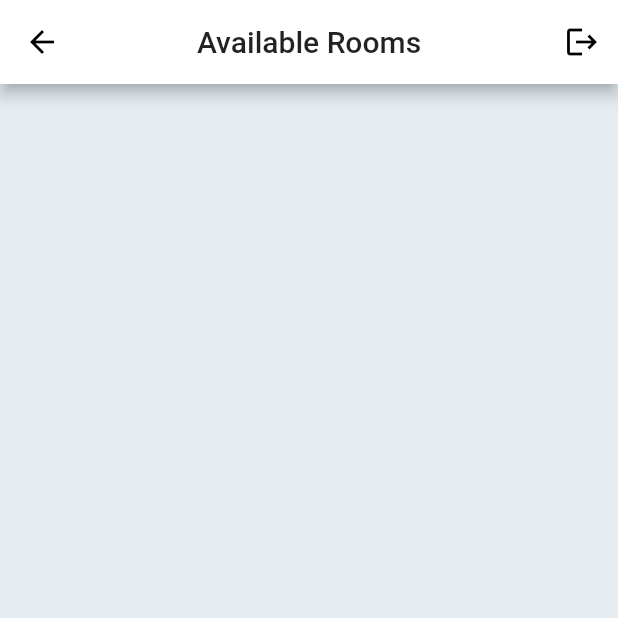
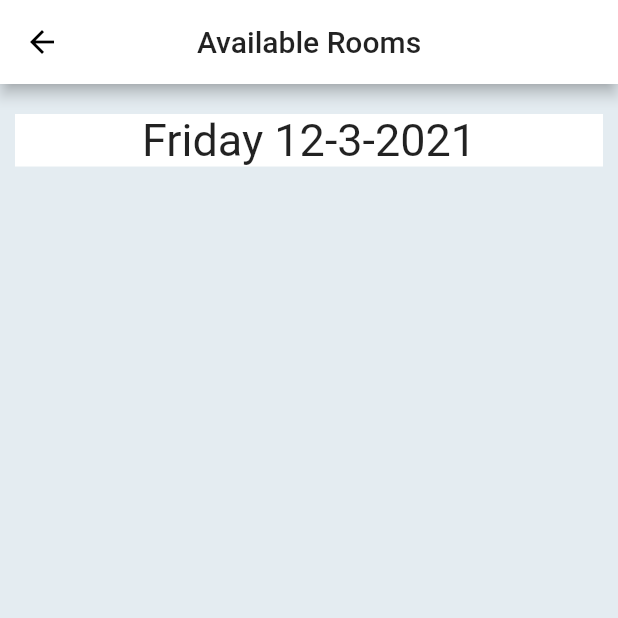
Before and after one commit to team-confidance/Make-up_Class_Schedule_app, a Flutter app: the RoutineScreen screen opened directly, after a tap on the "add" icon, on a phone screen of 412 x 824 dp, the top half of it. Run offline on Flutter 3.47's test engine with Material 2 defaults, Android fonts, the phone set to English and light mode, and no system bars; our stand-ins replace firebase_auth, firebase_core, firebase_database, fluttertoast; missing offline and left inert: firebase_auth_web, firebase_core_web; accounts and stored records are empty.

Commit message:
modified Firebase DB, fetched changed data in routine screen, fetched data in "Available screen" but some bugs remained.

```diff
--- a/lib/available_screen.dart
+++ b/lib/available_screen.dart
@@ -1,10 +1,8 @@
 import 'package:firebase_database/firebase_database.dart';
 import 'package:flutter/material.dart';
-import 'package:flutter_app/model/item_tile.dart';
-import 'package:flutter_app/model/schedule_item.dart';
-import 'package:firebase_auth/firebase_auth.dart';
-
-import 'auth_screen.dart';
+import 'package:flutter_app/model/available_item.dart';
+import 'package:flutter_app/model/available_item_tile.dart';
+import 'package:intl/intl.dart';
 
 class AvailableScreen extends StatefulWidget {
   @override
@@ -12,75 +10,114 @@ class AvailableScreen extends StatefulWidget {
 }
 
 class _AvailableScreenState extends State<AvailableScreen> {
-  final database = FirebaseDatabase.instance.reference().child("TodayClass");
-  List<ScheduleItem> dummyData = [];
+  final availableRoomDb = FirebaseDatabase.instance.reference().child("AvailableRooms");
+  final bookedRoomsDb = FirebaseDatabase.instance.reference().child("BookedRooms");
+  List<AvailableItem> dummyData = [];
 
   @override
   void initState() {
     super.initState();
-    database.once().then((DataSnapshot snapshot){
-      var data = snapshot.value;
+
+    DateTime date = DateTime.now();
+    var today = DateFormat('EEEE').format(date);
+
+    availableRoomDb.child(today).once().then((DataSnapshot snapshot){
       var values = snapshot.value;
-      // var keys = snapshot.value.keys;
+      print("AVAILABLE values = ${values}");
       dummyData.clear();
-      print("DATA...... = .....$data");
-      print("VALUES...... = .....$values");
-      /*print("KEYS...... = .....$keys");
-      print("VALUES...... = .....$values");*/
 
       for(var value in values){
-        print("value = $value");
-        print("value = ${value["courseId"]}");
-        print("value type = ${value.runtimeType}");
-        print("value[courseId] type = ${value["courseId"].runtimeType}");
-        // print("value = ${value.courseId}");
-
-        /*Map itemMap = jsonDecode(value);
-        print("itemMap = $itemMap");
-        var item = ScheduleItem.fromJson(itemMap);*/
-        // var item = ScheduleItem.fromJson(value);
-        // print("ITEM BEFORE = $item");
-
-
-        var item = ScheduleItem();
-        item.courseId = value["courseId"] == null ? "" : value["courseId"];
+        var item = AvailableItem();
         item.endTime = value["endTime"] == null ? "" : value["endTime"];
         item.roomNo = value["roomNo"] == null ? "" : value["roomNo"];
         item.startTime = value["startTime"] == null ? "" : value["startTime"];
-        item.status = value["status"] == null ? "" : value["status"];
-
-
-
-        /*item.courseId = value.courseId == null ? "" : value.courseId;
-        item.endTime = value.endTime == null ? "" : value.endTime;
-        item.roomNo = value.roomNo == null ? "" : value.roomNo;
-        item.startTime = value.startTime == null ? "" : value.startTime;
-        item.status = value.status == null ? "" : value.status;*/
-        print("ITEM = $item");
-        dummyData.add(item);
-      }
-      /*try{
-      data.forEach((key, value){
-        // if(value != null && key != null){
-
-        print("ss5...............................................");
-        print("ss5...............................................");
-        ScheduleItem item = ScheduleItem(
-          courseId: value['courseId'],
-          startTime: value['startTime'],
-          endTime: value['endTime'],
-          status: value['status'],
-          roomNo: value['roomNo'],
-        );
 
         dummyData.add(item);
       }
-      // }
+      print(".............................FINISHED LOOOP!!!");
+      setState(() {
+      });
+    });
+
+    today = "${date.day}-${date.month}-${date.year}";
+    bookedRoomsDb.child(today).once().then((DataSnapshot snapshot){
+      var values = snapshot.value;
+      print("BOOKED values = $values");
+
+      for(var value in values){
+        var item = AvailableItem();
+        item.endTime = value["endTime"] == null ? "" : value["endTime"];
+        item.roomNo = value["roomNo"] == null ? "" : value["roomNo"];
+        item.startTime = value["startTime"] == null ? "" : value["startTime"];
+
+        dummyData.remove(item);
+      }
+      print(".............................FINISHED LOOOP!!!");
+      setState(() {
+      });
+    });
+  }
+
+  DateTime selectedDate = DateTime.now();
+  var days = [
+    "Sunday",
+    "Monday",
+    "Tuesday",
+    "Wednesday",
+    "Thursday",
+    "Friday",
+    "Saturday"
+  ];
+  var dayName = "";
+
+  Future<Null> _selectDate(BuildContext context) async {
+    final DateTime picked = await showDatePicker(
+      context: context,
+      initialDate: selectedDate,
+      firstDate: DateTime(2020),
+      lastDate: DateTime(2100),
     );
+    if (picked != null && picked != selectedDate)
+      setState(() {
+        selectedDate = picked;
+        dayName = days[selectedDate.weekday];
+        _resetData(dayName, selectedDate);
+      });
   }
-      catch(e){
-        print("EXCEPTION ===  $e");
-      }*/
+
+  void _resetData(String today, DateTime selectedDate) {
+    dummyData.clear();
+
+    availableRoomDb.child(today).once().then((DataSnapshot snapshot){
+      var values = snapshot.value;
+      dummyData.clear();
+
+      for(var value in values){
+        var item = AvailableItem();
+        item.endTime = value["endTime"] == null ? "" : value["endTime"];
+        item.roomNo = value["roomNo"] == null ? "" : value["roomNo"];
+        item.startTime = value["startTime"] == null ? "" : value["startTime"];
+
+        dummyData.add(item);
+      }
+      print(".............................FINISHED LOOOP!!!");
+      setState(() {
+      });
+    });
+
+    today = "${selectedDate.day}-${selectedDate.month}-${selectedDate.year}";
+    bookedRoomsDb.child(today).once().then((DataSnapshot snapshot){
+      var values = snapshot.value;
+
+      for(var value in values){
+        var item = AvailableItem();
+        item.endTime = value["endTime"] == null ? "" : value["endTime"];
+        item.roomNo = value["roomNo"] == null ? "" : value["roomNo"];
+        item.startTime = value["startTime"] == null ? "" : value["startTime"];
+
+        dummyData.remove(item);
+      }
+      print(".............................FINISHED LOOOP!!!");
       setState(() {
       });
     });
@@ -90,34 +127,70 @@ class _AvailableScreenState extends State<AvailableScreen> {
   Widget build(BuildContext context) {
     var _width = MediaQuery.of(context).size.width;
     var _height = MediaQuery.of(context).size.height;
-    return SafeArea(
-      child: Scaffold(
+    return Scaffold(
         appBar: AppBar(
           title: Text("Available Rooms"),
           centerTitle: true,
-          actions: <Widget>[
-            IconButton(
-                icon: Icon(Icons.logout),
-                onPressed: () {
-                  FirebaseAuth.instance.signOut();
-                  Navigator.of(context).push(
-                      MaterialPageRoute(builder: (context) => AuthScreen()));
-                })
-          ],
         ),
         body: Container(
+          height: _height,
           decoration: BoxDecoration(color: Color(0xFFE4ECF1)),
-          height: _height,
+          padding: EdgeInsets.symmetric(horizontal: 10),
+          child: Column(
+            children: <Widget>[
+              Container(
+                margin: EdgeInsets.symmetric(vertical: 20),
+                child: GestureDetector(
+                  onTap: () {
+                    _selectDate(context);
+                  },
+                  child: Container(
                     width: _width,
+                    child: Center(
+                      child: Text(
+                        "${days[selectedDate.weekday]} ${selectedDate.day}-${selectedDate.month}-${selectedDate.year}",
+                        style: TextStyle(fontSize: 30),
+                      ),
+                    ),
+                    decoration: BoxDecoration(
+                      color: Colors.white,
+                      /*image: DecorationImage(fit: BoxFit.cover,
+                    image: AssetImage("assets/images/text_bg.png",),
+                  ),*/
+                    ),
+                  ),
+                ),
+                //child: SfCalendar(view: CalendarView.month,),
+              ),
+              /*Row(
+                mainAxisAlignment: MainAxisAlignment.spaceBetween,
+                children: <Widget>[
+                  Text("Routine", style: TextStyle(fontSize: 26)),
+                  *//*GestureDetector(
+                    onTap: (){
+                      Navigator.of(context).push(MaterialPageRoute(
+                          builder: (context) => AvailableScreen()));
+                    },
+                    child: Container(
+                      margin: EdgeInsets.only(right: 10),
+                      padding: EdgeInsets.all(5),
+                      decoration: BoxDecoration(color: Colors.white,borderRadius: BorderRadius.circular(10)),
+                      child: Icon(Icons.add),
+                    ),
+                  ),*//*
+                ],
+              ),*/
+              Expanded(
                 child: ListView.builder(
                   itemCount: dummyData.length,
                   itemBuilder: (context, i) => Container(
                     margin: EdgeInsets.symmetric(horizontal: 10, vertical: 5),
-              child: ItemTile(dummyData[i]),
+                    child: AvailableItemTile(dummyData[i]),
                   ),
                 ),
               ),
+            ],
           ),
-    );
+        ));
   }
 }
--- /dev/null
+++ b/lib/model/available_item.dart
@@ -0,0 +1,13 @@
+class AvailableItem {
+  var startTime = "09:00AM";
+  var endTime = "12:00PM";
+  var roomNo = "123";
+  var status = "available";
+
+  AvailableItem({this.startTime, this.endTime, this.roomNo, this.status});
+  AvailableItem.fromJson(Map<dynamic, dynamic> json)
+      : startTime = json['startTime'],
+        endTime = json['endTime'],
+        roomNo = json['roomNo'],
+        status = json['status'];
+}
--- a/lib/model/schedule_item.dart
+++ b/lib/model/schedule_item.dart
@@ -20,7 +20,7 @@ class ScheduleItem {
 }
 
 
-List<ScheduleItem> dummyData=[
+/*List<ScheduleItem> dummyData=[
   ScheduleItem(courseId: "CSE-2211",courseName: "Introduction to Computer",startTime: "10:30AM",endTime: "12:00PM",status:"Upcoming", roomNo: "309"),
   ScheduleItem(courseId: "EEE-1233",courseName: "Electric & Electronics I",startTime: "11:30AM",endTime: "01:00PM",status:"Upcoming", roomNo: "309"),
   ScheduleItem(courseId: "PHY-2211",courseName: "Fundamentals of Physics",startTime: "12:30PM",endTime: "02:00PM",status:"Running", roomNo: "309"),
@@ -38,4 +38,4 @@ List<ScheduleItem> dummyData=[
   ScheduleItem(courseId: "ENG-2211",courseName: "Introduction to Speaking English",startTime: "03:30PM",endTime: "05:00PM",status:"Running", roomNo: "309"),
   ScheduleItem(courseId: "ENG-2211",courseName: "Introduction to Writing English",startTime: "03:30PM",endTime: "05:00PM",status:"Upcoming", roomNo: "309"),
   ScheduleItem(courseId: "ENG-2211",courseName: "Introduction to Reading English",startTime: "03:30PM",endTime: "05:00PM",status:"Canceled", roomNo: "309"),
-];
+];*/
--- a/lib/routine_screen.dart
+++ b/lib/routine_screen.dart
@@ -2,7 +2,7 @@ import 'package:firebase_database/firebase_database.dart';
 import 'package:flutter/cupertino.dart';
 import 'package:flutter/material.dart';
 import 'package:flutter_app/model/schedule_item.dart';
-
+import 'package:intl/intl.dart';
 import 'available_screen.dart';
 import 'model/item_tile.dart';
 
@@ -12,37 +12,22 @@ class RoutineScreen extends StatefulWidget {
 }
 
 class _RoutineScreenState extends State<RoutineScreen> {
-  final database = FirebaseDatabase.instance.reference().child("TodayClass");
-
+  final mainScheduleDb = FirebaseDatabase.instance.reference().child("MainSchedule");
+  final makeUpScheduleDb = FirebaseDatabase.instance.reference().child("MakeupSchedule");
   List<ScheduleItem> dummyData = [];
 
   @override
   void initState() {
     super.initState();
-    database.once().then((DataSnapshot snapshot){
-      var data = snapshot.value;
+
+    DateTime date = DateTime.now();
+    var today = DateFormat('EEEE').format(date);
+
+    mainScheduleDb.child(today).child("AAC").once().then((DataSnapshot snapshot){
       var values = snapshot.value;
-      // var keys = snapshot.value.keys;
       dummyData.clear();
-      print("DATA...... = .....$data");
-      print("VALUES...... = .....$values");
-      /*print("KEYS...... = .....$keys");
-      print("VALUES...... = .....$values");*/
 
       for(var value in values){
-        print("value = $value");
-        print("value = ${value["courseId"]}");
-        print("value type = ${value.runtimeType}");
-        print("value[courseId] type = ${value["courseId"].runtimeType}");
-        // print("value = ${value.courseId}");
-
-        /*Map itemMap = jsonDecode(value);
-        print("itemMap = $itemMap");
-        var item = ScheduleItem.fromJson(itemMap);*/
-        // var item = ScheduleItem.fromJson(value);
-        // print("ITEM BEFORE = $item");
-
-
         var item = ScheduleItem();
         item.courseId = value["courseId"] == null ? "" : value["courseId"];
         item.endTime = value["endTime"] == null ? "" : value["endTime"];
@@ -50,39 +35,30 @@ class _RoutineScreenState extends State<RoutineScreen> {
         item.startTime = value["startTime"] == null ? "" : value["startTime"];
         item.status = value["status"] == null ? "" : value["status"];
 
-
-
-        /*item.courseId = value.courseId == null ? "" : value.courseId;
-        item.endTime = value.endTime == null ? "" : value.endTime;
-        item.roomNo = value.roomNo == null ? "" : value.roomNo;
-        item.startTime = value.startTime == null ? "" : value.startTime;
-        item.status = value.status == null ? "" : value.status;*/
-        print("ITEM = $item");
         dummyData.add(item);
       }
-      /*try{
-      data.forEach((key, value){
-        // if(value != null && key != null){
+      print(".............................FINISHED LOOOP!!!");
+      setState(() {
+      });
+    });
 
-        print("ss5...............................................");
-        print("ss5...............................................");
-        ScheduleItem item = ScheduleItem(
-          courseId: value['courseId'],
-          startTime: value['startTime'],
-          endTime: value['endTime'],
-          status: value['status'],
-          roomNo: value['roomNo'],
-        );
+    today = "${date.day}-${date.month}-${date.year}";
+    makeUpScheduleDb.child(today).child("AAC").once().then((DataSnapshot snapshot){
+      var values = snapshot.value;
+
+      for(var value in values){
+        var item = ScheduleItem();
+        item.courseId = value["courseId"] == null ? "" : value["courseId"];
+        item.endTime = value["endTime"] == null ? "" : value["endTime"];
+        item.roomNo = value["roomNo"] == null ? "" : value["roomNo"];
+        item.startTime = value["startTime"] == null ? "" : value["startTime"];
+        item.status = value["status"] == null ? "" : value["status"];
 
         dummyData.add(item);
-        }
-      // }
-      );
       }
-      catch(e){
-        print("EXCEPTION ===  $e");
-      }*/
-      setState(() {});
+      print(".............................FINISHED LOOOP!!!");
+      setState(() {
+      });
     });
   }
 
@@ -109,7 +85,50 @@ class _RoutineScreenState extends State<RoutineScreen> {
       setState(() {
         selectedDate = picked;
         dayName = days[selectedDate.weekday];
+        _resetData(dayName, selectedDate);
       });
+  }
+
+  void _resetData(String today, DateTime selectedDate) {
+    dummyData.clear();
+
+    mainScheduleDb.child(today).child("AAC").once().then((DataSnapshot snapshot){
+      var values = snapshot.value;
+      dummyData.clear();
+
+      for(var value in values){
+        var item = ScheduleItem();
+        item.courseId = value["courseId"] == null ? "" : value["courseId"];
+        item.endTime = value["endTime"] == null ? "" : value["endTime"];
+        item.roomNo = value["roomNo"] == null ? "" : value["roomNo"];
+        item.startTime = value["startTime"] == null ? "" : value["startTime"];
+        item.status = value["status"] == null ? "" : value["status"];
+
+        dummyData.add(item);
+      }
+      print(".............................FINISHED LOOOP!!!");
+      setState(() {
+      });
+    });
+
+    today = "${selectedDate.day}-${selectedDate.month}-${selectedDate.year}";
+    makeUpScheduleDb.child(today).child("AAC").once().then((DataSnapshot snapshot){
+      var values = snapshot.value;
+
+      for(var value in values){
+        var item = ScheduleItem();
+        item.courseId = value["courseId"] == null ? "" : value["courseId"];
+        item.endTime = value["endTime"] == null ? "" : value["endTime"];
+        item.roomNo = value["roomNo"] == null ? "" : value["roomNo"];
+        item.startTime = value["startTime"] == null ? "" : value["startTime"];
+        item.status = value["status"] == null ? "" : value["status"];
+
+        dummyData.add(item);
+      }
+      print(".............................FINISHED LOOOP!!!");
+      setState(() {
+      });
+    });
   }
 
   @override
```
Also changed, not shown: lib/home_screen.dart (+24 -2 lines), lib/model/available_item_tile.dart (added, +70 -0 lines). Lines whose indentation alone changed are shown as unchanged.
